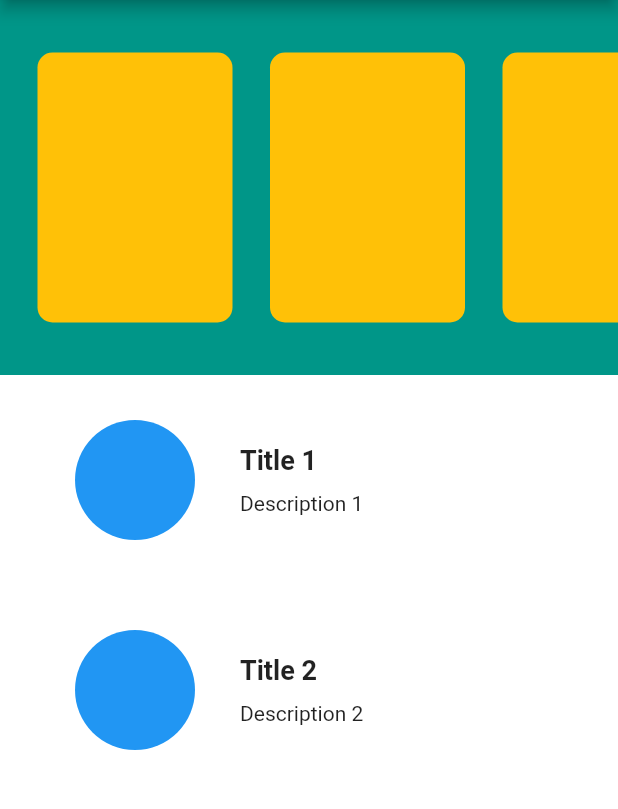
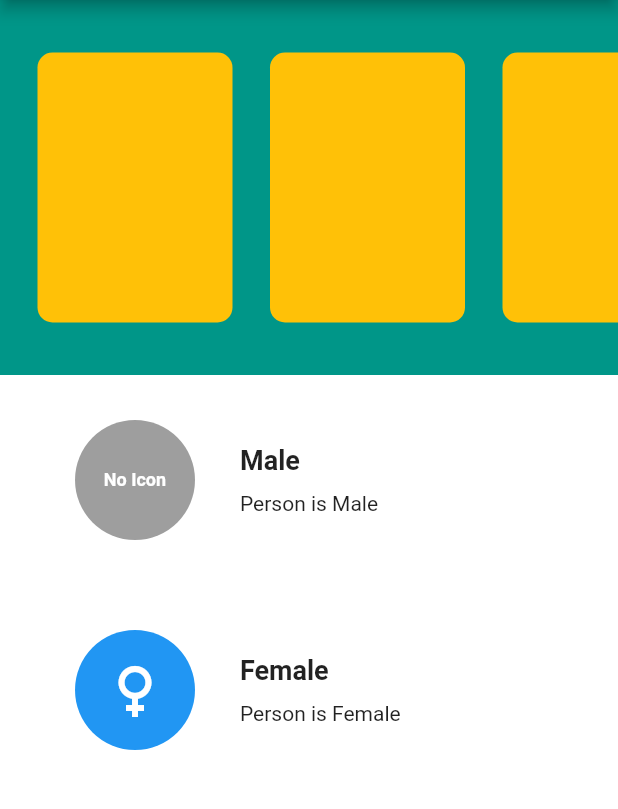
Before and after one commit to Lans12345/Bootcamp_Act6, a Flutter app: the screen it shows after launch, on a phone screen of 412 x 824 dp, the part 84-893 px from its top. Run offline on Flutter 3.47's test engine with Material 2 defaults, Android fonts, the light colour scheme and no system bars.

Commit message:
Added Custom Widgets

```diff
--- a/lib/feed_item.dart
+++ b/lib/feed_item.dart
@@ -1,10 +1,11 @@
 import 'package:flutter/material.dart';
 
 class FeedItem extends StatelessWidget {
-  FeedItem({required this.title, required this.description});
+  const FeedItem({required this.title, required this.description, this.icon});
 
-  late var title;
-  late var description;
+  final String title;
+  final String description;
+  final IconData? icon;
 
   @override
   Widget build(BuildContext context) {
@@ -21,13 +22,37 @@ class FeedItem extends StatelessWidget {
           child: Row(
             mainAxisAlignment: MainAxisAlignment.start,
             children: [
-              Container(
+              icon != null
+                  ? Container(
                       decoration: const BoxDecoration(
                         shape: BoxShape.circle,
                         color: Colors.blue,
                       ),
+                      child: Icon(
+                        icon,
+                        color: Colors.white,
+                        size: 48,
+                      ),
                       height: 80,
                       width: 80,
+                    )
+                  : Container(
+                      decoration: const BoxDecoration(
+                        shape: BoxShape.circle,
+                        color: Colors.grey,
+                      ),
+                      height: 80,
+                      width: 80,
+                      child: const Center(
+                        child: Text(
+                          'No Icon',
+                          style: TextStyle(
+                            fontWeight: FontWeight.bold,
+                            fontSize: 12,
+                            color: Colors.white,
+                          ),
+                        ),
+                      ),
                     ),
               const SizedBox(
                 width: 30,
--- a/lib/main.dart
+++ b/lib/main.dart
@@ -45,13 +45,14 @@ class MyApp extends StatelessWidget {
               ),
             ),
           ),
-          FeedItem(
-            title: 'Title 1',
-            description: 'Description 1',
+          const FeedItem(
+            title: 'Male',
+            description: 'Person is Male',
           ),
-          FeedItem(
-            title: 'Title 2',
-            description: 'Description 2',
+          const FeedItem(
+            title: 'Female',
+            description: 'Person is Female',
+            icon: Icons.female,
           ),
         ]),
       ),
```
Lines whose indentation alone changed are shown as unchanged.
